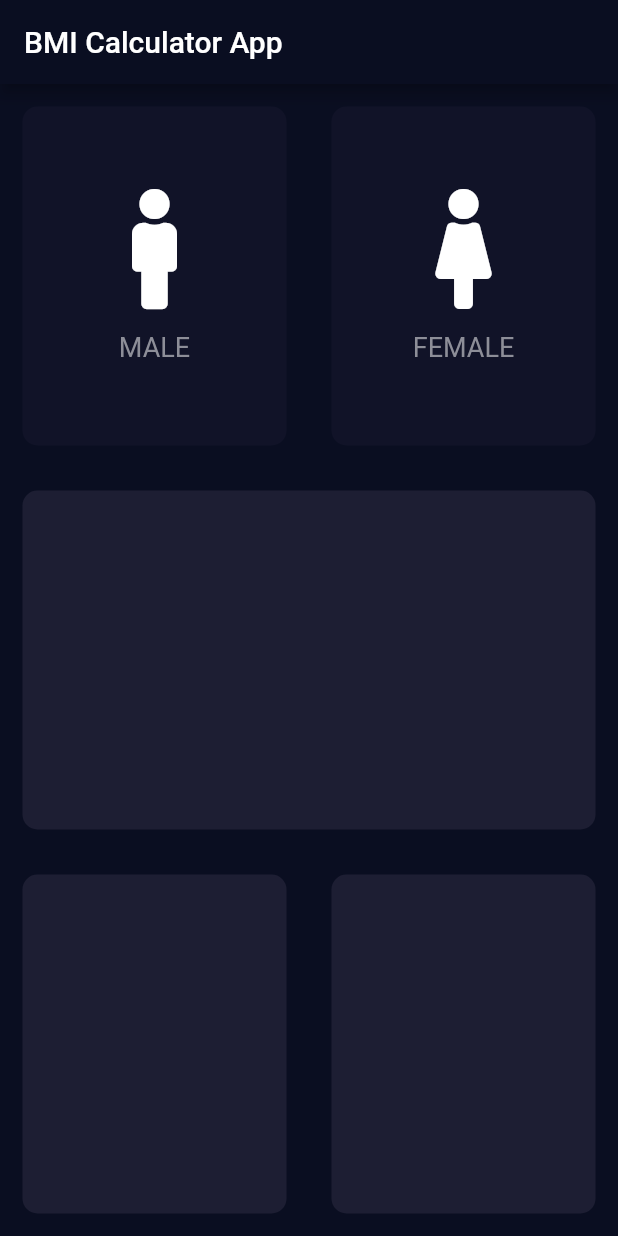
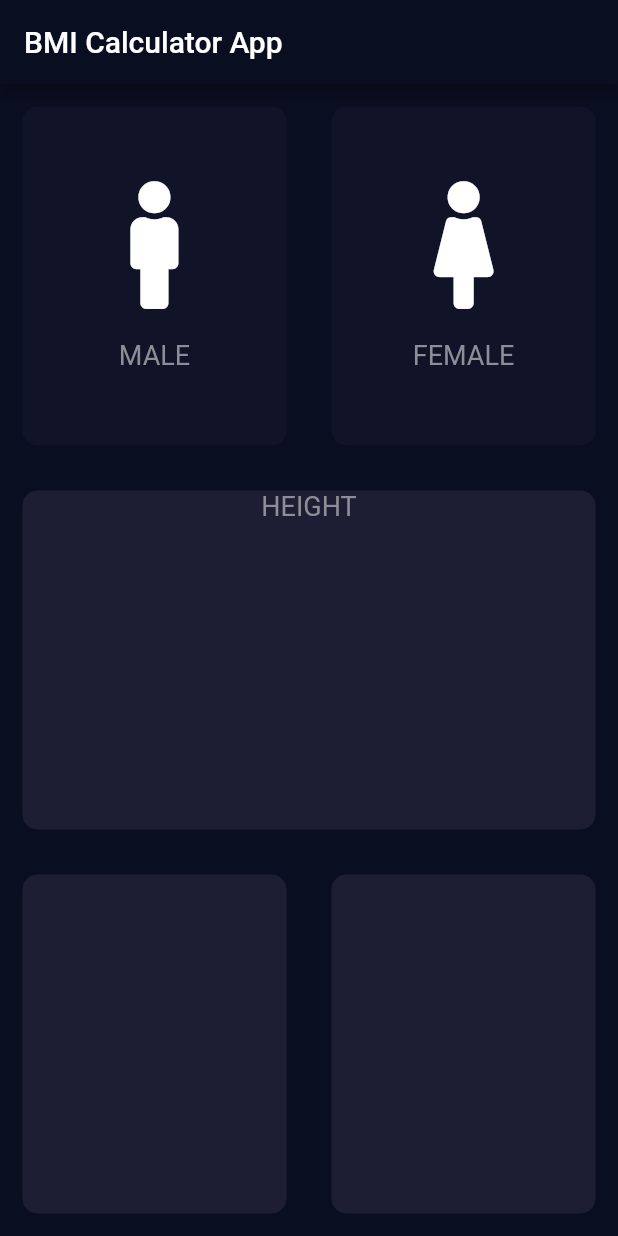
Before and after one commit to malikijazbashir/bmi_calculator, a Flutter app: the screen it shows after launch, on a phone screen of 412 x 824 dp. Run offline on Flutter 3.47's test engine with Material 2 defaults, Android fonts, the phone set to English and light mode, and no system bars; our stand-ins replace font_awesome_flutter.

Commit message:
I Done Lecture No 64 create seperet file for constant in flutter for BMI calculator

```diff
--- a/lib/IconsTextFIle.dart
+++ b/lib/IconsTextFIle.dart
@@ -1,4 +1,5 @@
 import 'package:flutter/material.dart';
+import 'constantfile.dart';
 class RepeatCardWidget extends StatelessWidget {
   RepeatCardWidget({@required this.iconData,this.label});
   final IconData iconData;
@@ -11,14 +12,14 @@ class RepeatCardWidget extends StatelessWidget {
       children: <Widget>[
         Icon(
           iconData,
-          size:80.0,
+          size:85.0,
         ),
         SizedBox(
-          height: 15.0,
+          height: 20.0,
         ),
         Text(
           label,
-          style: TextStyle(fontSize: 18.0,color: Color(0xFF8D8E98)),
+          style:klablestyle ,
         ),
       ],
     );
--- /dev/null
+++ b/lib/constantfile.dart
@@ -0,0 +1,4 @@
+import 'package:flutter/material.dart';
+const klablestyle = TextStyle(
+    fontSize: 18.0,
+    color: Color(0xFF8D8E98));
--- a/lib/input_page.dart
+++ b/lib/input_page.dart
@@ -3,6 +3,7 @@ import 'package:flutter/material.dart';
 import 'package:font_awesome_flutter/font_awesome_flutter.dart';
 import 'IconsTextFIle.dart';
 import 'RepeatContainerFile.dart';
+import 'constantfile.dart';
 
 const activeColor=Color(0xFF1D1E33);
 const deactiveColor=Color(0xFF111328);
@@ -18,22 +19,7 @@ class InputPage extends StatefulWidget {
 
 class _InputPageState extends State<InputPage> {
   Gender selectgender;
-//
-//   Color malecolor=deactiveColor;
-//   Color femalecolor=deactiveColor;
-//   void UpdateColor(Gender gendertype)
-//   {
-// if(gendertype==Gender.male)
-//   {
-//     malecolor=activeColor;
-//     femalecolor=deactiveColor;
-//   }
-// if(gendertype==Gender.female)
-//   {
-//     malecolor=deactiveColor;
-//     femalecolor=activeColor;
-//   }
-//   }
+
   @override
   Widget build(BuildContext context) {
     return Scaffold(
@@ -41,6 +27,7 @@ class _InputPageState extends State<InputPage> {
        title: Text('BMI Calculator App'),
       ),
       body: Column(
+        crossAxisAlignment: CrossAxisAlignment.stretch,
         children: <Widget>[
           Expanded(child: Row(
             children: <Widget>[
@@ -75,7 +62,14 @@ class _InputPageState extends State<InputPage> {
               )
             ],
           )),
-          Expanded(child: new RepeatContainerCode(colors: Color(0xFF1D1E33),)),
+          Expanded(child: new RepeatContainerCode(
+            colors: Color(0xFF1D1E33),
+          cardWidget: Column(
+            children: <Widget>[
+              Text('HEIGHT',style: klablestyle,),
+            ],
+          ),
+          )),
           Expanded(child: Row(
             children: <Widget>[
               Expanded(child: new RepeatContainerCode(colors: Color(0xFF1D1E33),)),
```
